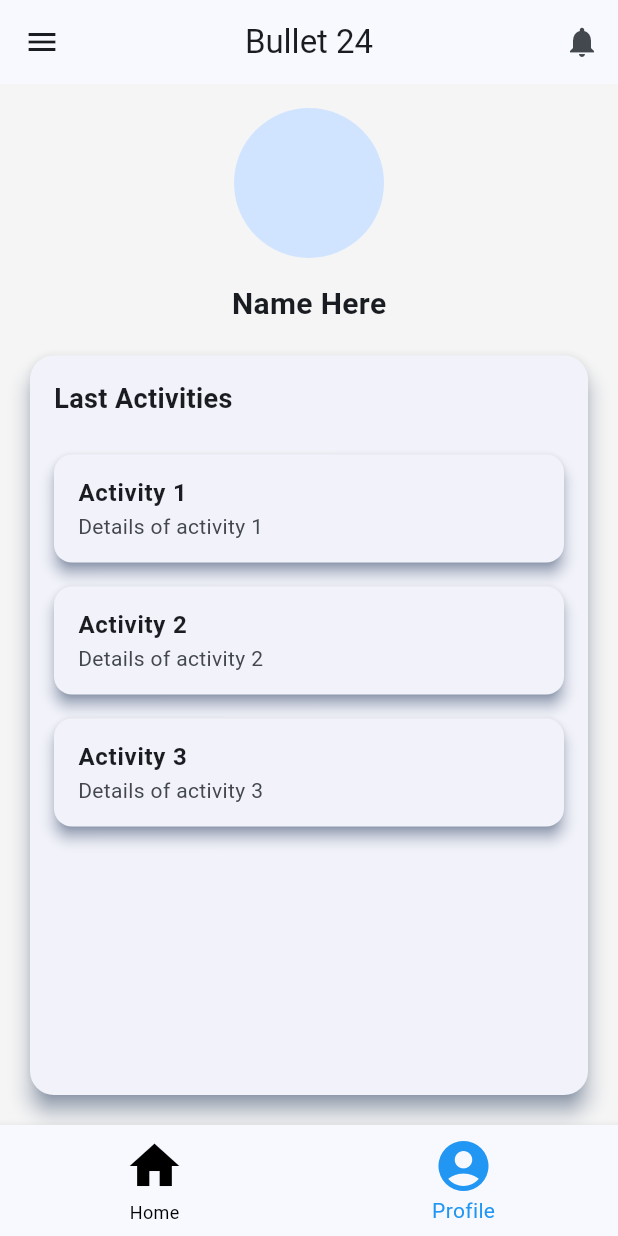
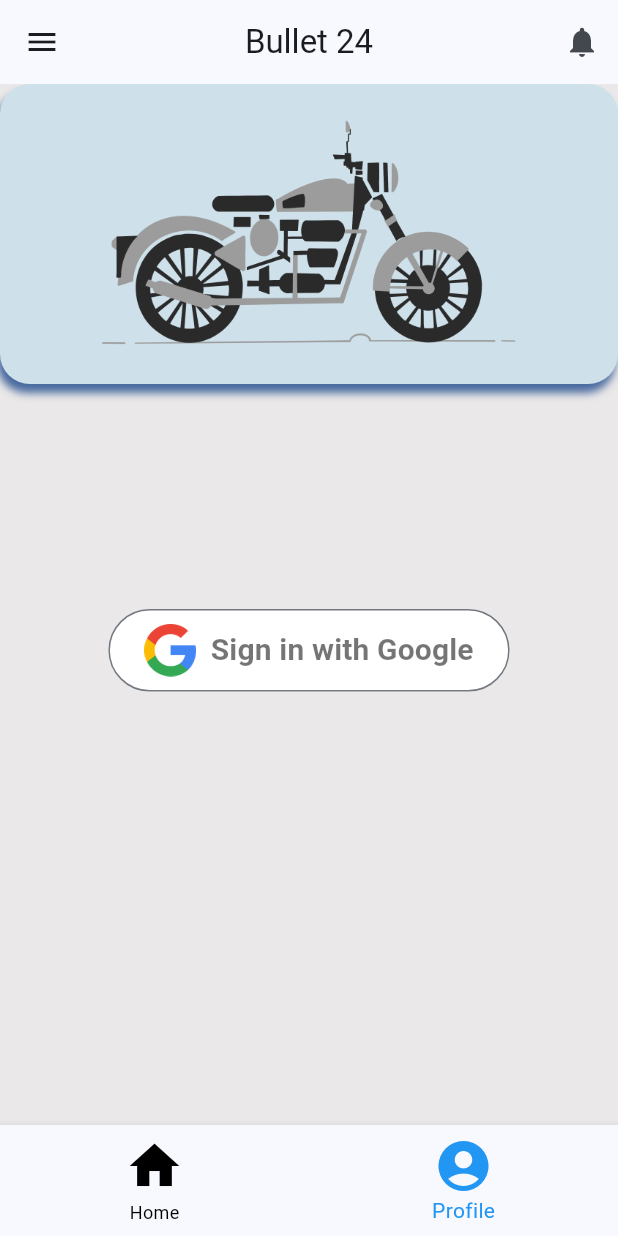
Before and after one commit to YesShubham01/Bullet-24, a Flutter app: the SellScreen screen opened directly, item 2 of the bottom bar chosen, on a phone screen of 412 x 824 dp. Run offline on Flutter 3.47's test engine with Material 2 defaults, Android fonts, the phone set to English and light mode, and no system bars; our stand-ins replace image_picker; project files that could hold a hidden picture were left out.

Commit message:
login frontend implemented.

```diff
--- /dev/null
+++ b/lib/Pages/Login Page/login_page.dart
@@ -0,0 +1,49 @@
+import 'package:bullet24/Res/Theme/theme.dart';
+import 'package:flutter/material.dart';
+import '../../Widgets/google_sign_in_widget.dart';
+
+class LoginPage extends StatefulWidget {
+  const LoginPage({Key? key}) : super(key: key);
+
+  @override
+  State<LoginPage> createState() => LoginPageState();
+}
+
+class LoginPageState extends State<LoginPage> {
+  @override
+  Widget build(BuildContext context) {
+    return Scaffold(
+      body: Container(
+        color: const Color.fromARGB(255, 234, 232, 232),
+        child: ListView(
+          children: [
+            Container(
+              height: 200,
+              decoration: ShapeDecoration(
+                color: const Color.fromARGB(255, 206, 224, 234),
+                shape: RoundedRectangleBorder(
+                  borderRadius: BorderRadius.circular(20),
+                ),
+                shadows: [
+                  BoxShadow(
+                    color: shadow_false,
+                    blurRadius: 4,
+                    offset: const Offset(-2, 6),
+                    spreadRadius: 0,
+                  )
+                ],
+              ),
+              child: Image.asset("images/SplashPage/bullet_logo.PNG"),
+            ),
+            const Padding(
+              padding: EdgeInsets.only(top: 150),
+              child: Center(
+                child: GoogleSignInButton(),
+              ),
+            ),
+          ],
+        ),
+      ),
+    );
+  }
+}
--- a/lib/Pages/SellScreen/sell_screen.dart
+++ b/lib/Pages/SellScreen/sell_screen.dart
@@ -1,4 +1,4 @@
-import 'package:bullet24/Pages/Profile%20Page/profile_page.dart';
+import 'package:bullet24/Pages/Login%20Page/login_page.dart';
 import 'package:bullet24/Pages/SellScreen/Home%20Page/seller_homepage.dart';
 import 'package:bullet24/Pages/Notification%20Page/sell_notification.dart';
 import 'package:bullet24/Res/Theme/theme.dart';
@@ -24,7 +24,8 @@
     if (_selectedIndex == 0) {
       return const SellerHomePage();
     } else if (_selectedIndex == 1) {
-      return const ProfilePage();
+      // return const ProfilePage();
+      return const LoginPage();
     }
   }
 
--- /dev/null
+++ b/lib/Widgets/google_sign_in_widget.dart
@@ -0,0 +1,92 @@
+import 'package:flutter/material.dart';
+
+class GoogleSignInButton extends StatefulWidget {
+  const GoogleSignInButton({super.key});
+
+  @override
+  _GoogleSignInButtonState createState() => _GoogleSignInButtonState();
+}
+
+class _GoogleSignInButtonState extends State<GoogleSignInButton> {
+  final bool _isSigningIn = false;
+
+  _check_login() {
+    // if (Authenticate.isLoggedIn()) {
+    //   Navigator.of(context)
+    //       .push(MaterialPageRoute(builder: (context) => const MainPage()));
+    // } else {
+    //   ScaffoldMessenger.of(context).showSnackBar(
+    //     const SnackBar(
+    //       content: Text('Failed!'),
+    //       duration: Duration(seconds: 3), // Adjust the duration as needed
+    //     ),
+    //   );
+    // }
+  }
+
+  @override
+  Widget build(BuildContext context) {
+    return Padding(
+      padding: const EdgeInsets.only(bottom: 16.0),
+      child: _isSigningIn
+          ? const CircularProgressIndicator(
+              valueColor: AlwaysStoppedAnimation<Color>(Colors.white),
+            )
+          : OutlinedButton(
+              style: ButtonStyle(
+                backgroundColor: MaterialStateProperty.all(Colors.white),
+                shape: MaterialStateProperty.all(
+                  RoundedRectangleBorder(
+                    borderRadius: BorderRadius.circular(40),
+                  ),
+                ),
+              ),
+              onPressed: () async {
+                //   setState(() {
+                //     _isSigningIn = true;
+                //   });
+
+                //   if (await Authenticate.continueWithGoogle()) {
+                //     _check_login();
+                //   } else {
+                //     ScaffoldMessenger.of(context).showSnackBar(
+                //       const SnackBar(
+                //         content: Text('Failed!'),
+                //         duration:
+                //             Duration(seconds: 3), // Adjust the duration as needed
+                //       ),
+                //     );
+                //   }
+
+                //   setState(() {
+                //     _isSigningIn = false;
+                //   });
+              },
+              child: const Padding(
+                padding: EdgeInsets.fromLTRB(0, 10, 0, 10),
+                child: Row(
+                  mainAxisSize: MainAxisSize.min,
+                  mainAxisAlignment: MainAxisAlignment.center,
+                  children: <Widget>[
+                    Image(
+                      image: AssetImage("images/google_logo.png"),
+                      height: 35.0,
+                    ),
+                    Padding(
+                      padding: EdgeInsets.only(left: 10),
+                      child: Text(
+                        'Sign in with Google',
+                        style: TextStyle(
+                          fontSize: 20,
+                          color: Colors.black54,
+                          fontWeight: FontWeight.w600,
+                        ),
+                      ),
+                    )
+                  ],
+                ),
+              ),
+            ),
+    );
+  }
+}
```
Also changed, not shown: images/google_logo.png (added).
